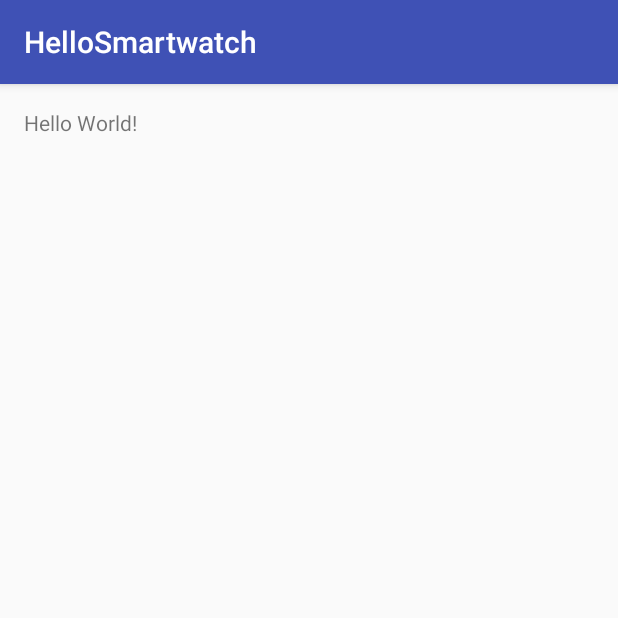
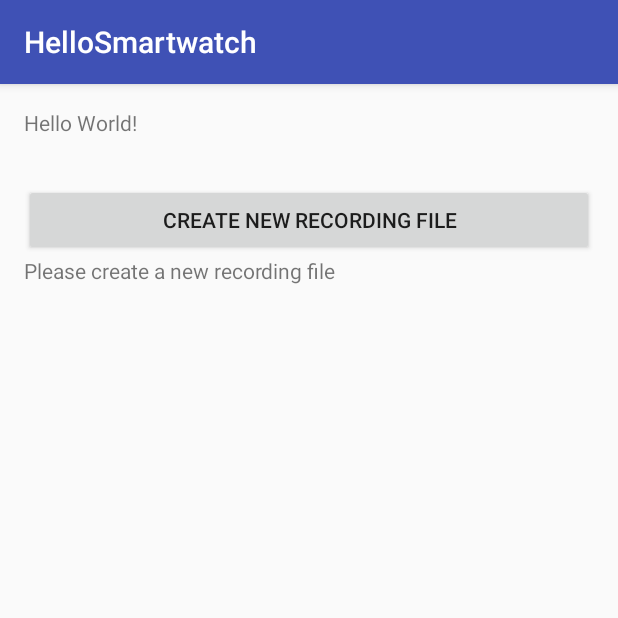
Before and after one commit to mmbuw/handshake, an Android app: the screen it shows after launch (MainActivity), on a phone screen of 412 x 824 dp, the top half of it. Run offline under Robolectric (Android 15) with nearby library versions, the phone set to English and light mode, and no system bars.

Commit message:
Create button in app to trigger new file creation.

```diff
--- a/HelloSmartwatch/mobile/src/main/java/com/example/projectsw/hellosmartwatch/MainActivity.java
+++ b/HelloSmartwatch/mobile/src/main/java/com/example/projectsw/hellosmartwatch/MainActivity.java
@@ -10,6 +10,8 @@ import android.content.pm.PackageManager;
 import android.support.v4.app.ActivityCompat;
 import android.support.v7.app.AppCompatActivity;
 import android.os.Bundle;
+import android.view.View;
+import android.widget.Button;
 import android.widget.TextView;
 
 import java.nio.ByteBuffer;
@@ -17,6 +19,9 @@ import java.nio.ByteBuffer;
 public class MainActivity extends AppCompatActivity {
 
     private TextView mTextView;
+    private Button mNewFileButton;
+    private TextView mStatusTextView;
+
     private AccelerationDataReceiver serviceReceiver;
     private FileOutputWriter fileOutputWriter;
     private FileOutputWriter fileOutputWriterWithTime;
@@ -49,17 +54,26 @@ public class MainActivity extends AppCompatActivity {
             }
         }
 
+        mStatusTextView = (TextView) findViewById(R.id.textStatus);
+        mNewFileButton = (Button) findViewById(R.id.butNewFile);
+        mNewFileButton.setOnClickListener(new View.OnClickListener() {
+            @Override
+            public void onClick(View v) {
+                createNewFileWriters();
+            }
+        });
+
         /* Register broadcast receiver */
         serviceReceiver = new AccelerationDataReceiver();
         IntentFilter intentSFilter = new IntentFilter("AccelerationDataAction");
         registerReceiver(serviceReceiver, intentSFilter);
 
-        /* Init FileOutputWriter */
+        /* Init file writers */
+        fileOutputWriter = null;
+        fileOutputWriterWithTime = null;
+
+        /* Get permissions */
         verifyStoragePermissions(this);
-        int unixTime = getCurrentUnixTimestamp();
-        fileOutputWriter = new FileOutputWriter(getApplicationContext(), "watch-" + unixTime + ".txt");
-        fileOutputWriterWithTime = new FileOutputWriter(getApplicationContext(), "watchWithTime-" + unixTime + ".txt");
-
     }
 
     /* Requests the necessary storage permissions from the operating system */
@@ -75,6 +89,19 @@ public class MainActivity extends AppCompatActivity {
                     REQUEST_EXTERNAL_STORAGE
             );
         }
+    }
+
+    public void createNewFileWriters() {
+        int unixTime = getCurrentUnixTimestamp();
+
+        if (fileOutputWriter != null) {
+            fileOutputWriter.closeStream();
+            fileOutputWriterWithTime.closeStream();
+        }
+
+        fileOutputWriter = new FileOutputWriter("watch-" + unixTime + ".txt");
+        fileOutputWriterWithTime = new FileOutputWriter("watchWithTime-" + unixTime + ".txt");
+        mStatusTextView.setText("Current file created at time " + unixTime);
     }
 
     private int getCurrentUnixTimestamp() {
@@ -93,6 +120,7 @@ public class MainActivity extends AppCompatActivity {
                                receivedValues[1] + ", " +
                                receivedValues[2]);*/
 
+            if (fileOutputWriter != null) {
                 fileOutputWriter.writeToFile(receivedValues[0] + ", " +
                         receivedValues[1] + ", " +
                         receivedValues[2]);
@@ -103,6 +131,7 @@ public class MainActivity extends AppCompatActivity {
                         receivedValues[1] + ", " +
                         receivedValues[2]);
             }
+        }
 
     }
 
--- a/HelloSmartwatch/mobile/src/main/res/layout/activity_main.xml
+++ b/HelloSmartwatch/mobile/src/main/res/layout/activity_main.xml
@@ -14,4 +14,23 @@
         android:layout_height="wrap_content"
         android:text="Hello World!"
         android:id="@+id/mainTextView" />
+
+    <Button
+        android:layout_width="wrap_content"
+        android:layout_height="wrap_content"
+        android:text="Create new recording file"
+        android:id="@+id/butNewFile"
+        android:layout_marginTop="31dp"
+        android:layout_below="@+id/mainTextView"
+        android:layout_alignParentStart="true"
+        android:layout_alignParentEnd="true" />
+
+    <TextView
+        android:layout_width="wrap_content"
+        android:layout_height="wrap_content"
+        android:textAppearance="?android:attr/textAppearanceSmall"
+        android:text="Please create a new recording file"
+        android:id="@+id/textStatus"
+        android:layout_below="@+id/butNewFile"
+        android:layout_alignParentStart="true" />
 </RelativeLayout>
--- a/HelloSmartwatch/wear/src/main/res/layout/rect_activity_main.xml
+++ b/HelloSmartwatch/wear/src/main/res/layout/rect_activity_main.xml
@@ -8,10 +8,10 @@
     tools:deviceIds="wear_square">
 
     <TextView
-        android:id="@+id/text"
+        android:id="@+id/textStatus"
         android:layout_width="wrap_content"
         android:layout_height="wrap_content"
-        android:text="@string/hello_square" />
+        android:text="Not transmitting" />
 
     <Button
         android:layout_width="match_parent"
```
Also changed, not shown: HelloSmartwatch/mobile/src/main/java/com/example/projectsw/hellosmartwatch/FileOutputWriter.java (+9 -1 lines), HelloSmartwatch/wear/src/main/java/com/example/projectsw/hellosmartwatch/MainActivity.java (+9 -0 lines), HelloSmartwatch/wear/src/main/res/layout/round_activity_main.xml (+4 -4 lines). Lines whose indentation alone changed are shown as unchanged.
